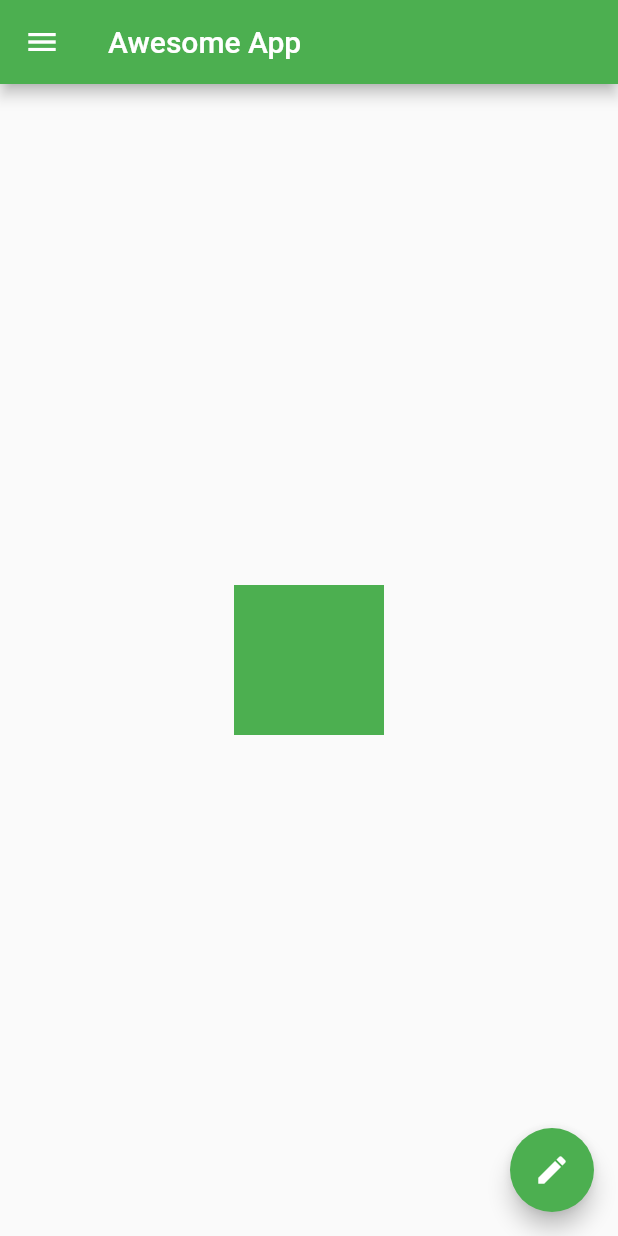
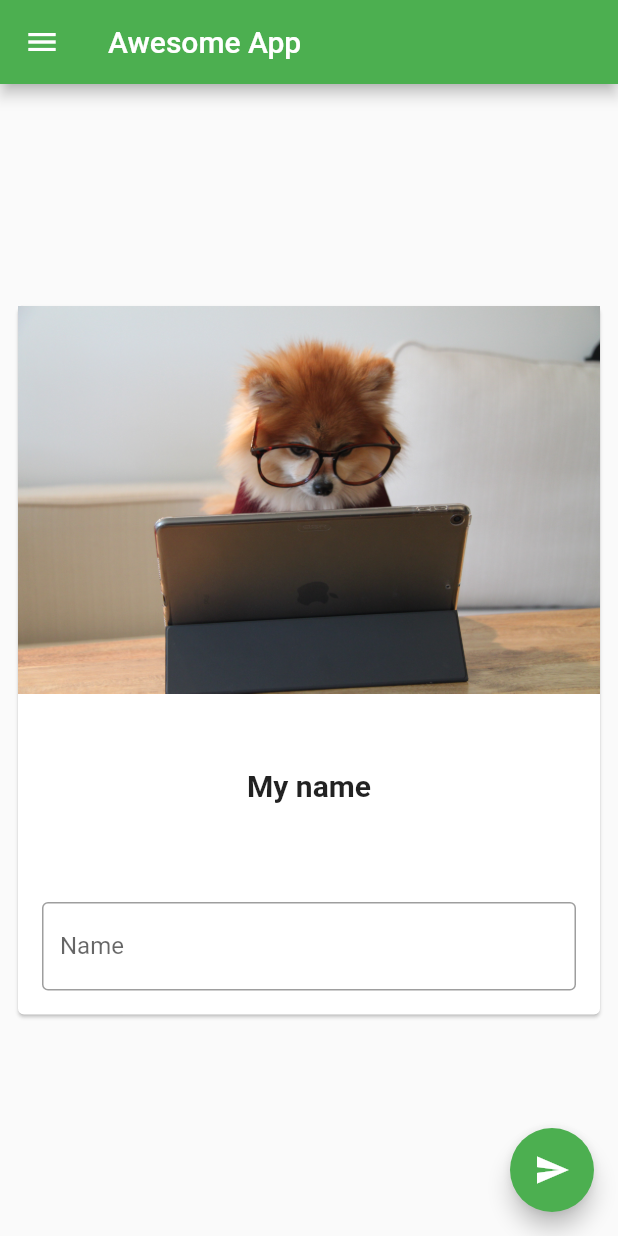
Before and after one commit to anhtuan23/fluter_awesome_app, a Flutter app: the screen it shows after launch, on a phone screen of 412 x 824 dp. Run offline on Flutter 3.47's test engine with Material 2 defaults, Android fonts, the phone set to English and light mode, and no system bars.

Commit message:
chapter 4 completed

```diff
--- a/lib/main.dart
+++ b/lib/main.dart
@@ -7,7 +7,25 @@ void main() {
   ));
 }
 
-class HomePage extends StatelessWidget {
+class HomePage extends StatefulWidget {
+  @override
+  _HomePageState createState() => _HomePageState();
+}
+
+class _HomePageState extends State<HomePage> {
+  var myText = 'My name';
+  TextEditingController _textEditingController = TextEditingController();
+
+  @override
+  void initState() {
+    super.initState();
+  }
+
+  @override
+  void dispose() {
+    super.dispose();
+  }
+
   @override
   Widget build(BuildContext context) {
     return Scaffold(
@@ -22,7 +40,8 @@ class HomePage extends StatelessWidget {
               accountName: Text('Do Tuan Anh'),
               accountEmail: Text('dotuananh.dta@gmail.com'),
               currentAccountPicture: CircleAvatar(
-                backgroundImage: NetworkImage("https://images.unsplash.com/photo-1587613755309-e8293efe70f3?ixlib=rb-1.2.1&ixid=eyJhcHBfaWQiOjEyMDd9&auto=format&fit=crop&w=675&q=80"),
+                backgroundImage: NetworkImage(
+                    "https://images.unsplash.com/photo-1587613755309-e8293efe70f3?ixlib=rb-1.2.1&ixid=eyJhcHBfaWQiOjEyMDd9&auto=format&fit=crop&w=675&q=80"),
               ),
             ),
             ListTile(
@@ -46,15 +65,50 @@ class HomePage extends StatelessWidget {
         ),
       ),
       body: Center(
-        child: Container(
-          color: Colors.green,
-          width: 100,
-          height: 100,
+        child: Padding(
+          padding: const EdgeInsets.all(8.0),
+          child: SingleChildScrollView(
+            child: Card(
+              child: Column(
+                children: <Widget>[
+                  Image.asset(
+                    'assets/bg.jpg',
+                  ),
+                  SizedBox(
+                    height: 50,
+                  ),
+                  Text(
+                    myText,
+                    style: TextStyle(
+                      fontSize: 20,
+                      fontWeight: FontWeight.bold,
+                    ),
+                  ),
+                  SizedBox(
+                    height: 50,
+                  ),
+                  Padding(
+                    padding: const EdgeInsets.all(16.0),
+                    child: TextField(
+                      controller: _textEditingController,
+                      decoration: InputDecoration(
+                          border: OutlineInputBorder(),
+                          hintText: "Enter your name",
+                          labelText: "Name"),
+                    ),
+                  )
+                ],
+              ),
+            ),
+          ),
         ),
       ),
       floatingActionButton: FloatingActionButton(
-        onPressed: () {},
-        child: Icon(Icons.edit),
+        onPressed: () {
+          myText = _textEditingController.text;
+          setState(() {});
+        },
+        child: Icon(Icons.send),
       ),
     );
   }
--- a/pubspec.yaml
+++ b/pubspec.yaml
@@ -45,8 +45,8 @@ flutter:
   uses-material-design: true
 
   # To add assets to your application, add an assets section, like this:
-  # assets:
-  #   - images/a_dot_burr.jpeg
+  assets:
+    - assets/
   #   - images/a_dot_ham.jpeg
 
   # An image asset can refer to one or more resolution-specific "variants", see
```
Also changed, not shown: assets/bg.jpg (added).
